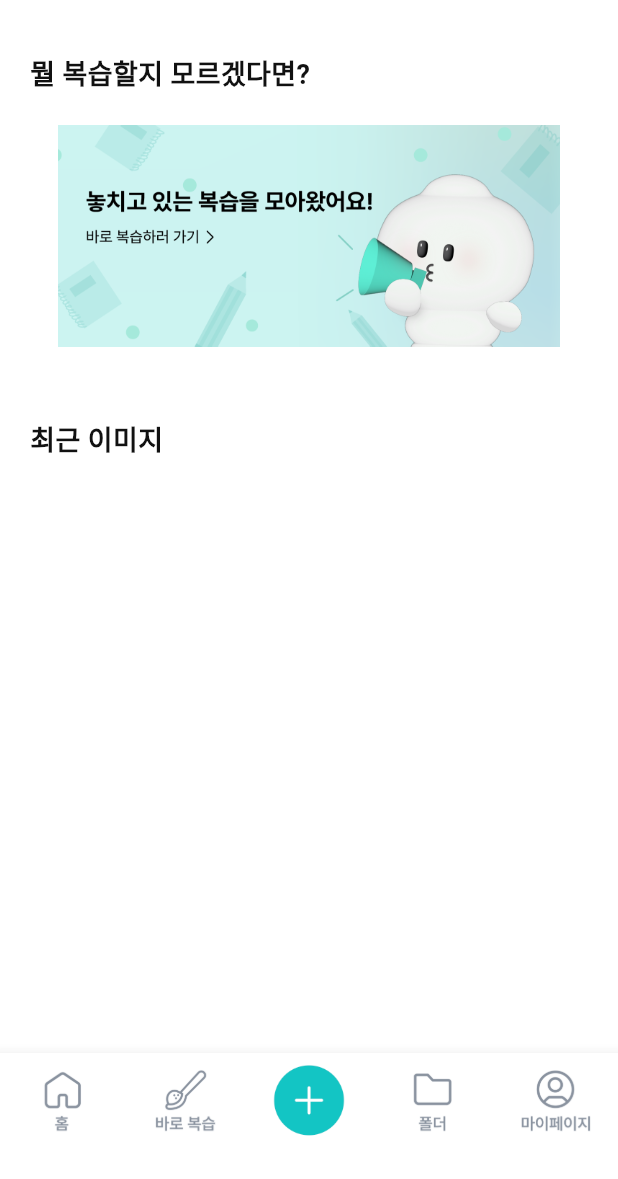
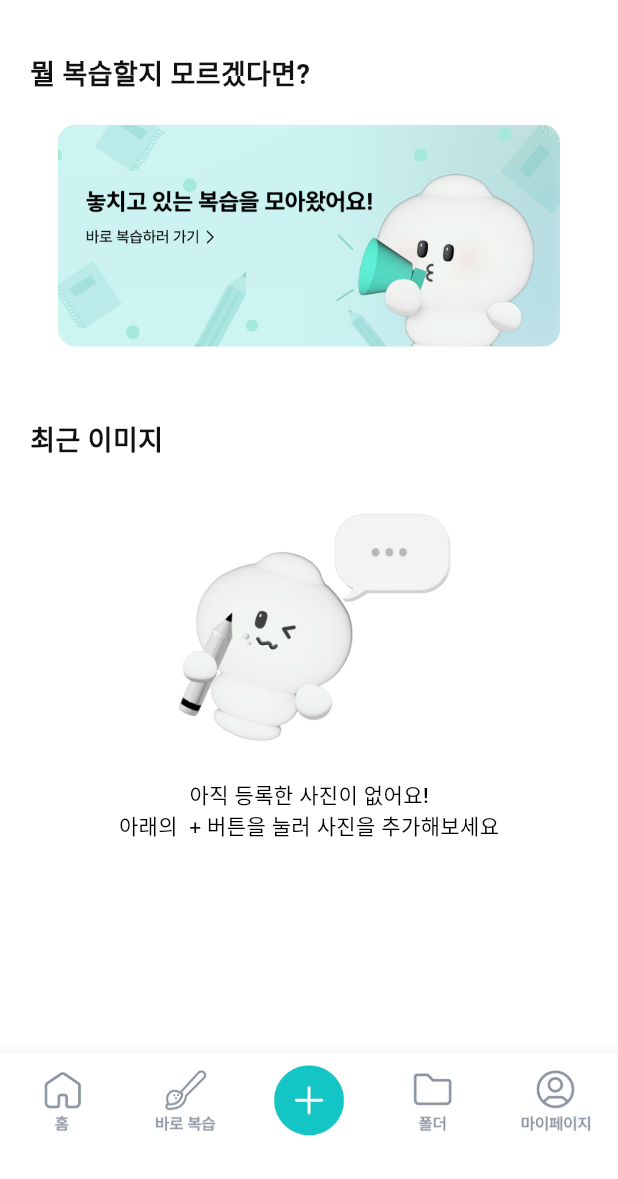
Before and after one commit to GOAT-WAAAM/WAAAM_FE, a Flutter app: the MainPage screen opened directly, on a phone screen of 412 x 824 dp, the part 57-1236 px from its top. Run offline on Flutter 3.47's test engine with Material 3 defaults, Android fonts, the phone set to English and light mode, and no system bars; our stand-ins replace cached_network_image, camera, firebase_core, firebase_messaging, flutter_dotenv, flutter_secure_storage and 5 more; missing offline and left inert: kakao_flutter_sdk_user; accounts and stored records are empty; network calls fail; project files that could hold a hidden picture were left out.

Commit message:
design: QA css implemented

```diff
--- a/lib/components/image_files.dart
+++ b/lib/components/image_files.dart
@@ -1,9 +1,9 @@
 import 'dart:convert';
 import 'package:flutter/material.dart';
 import 'package:http/http.dart' as http;
-import 'package:bocket_test/Notify/notify_page.dart';
 import 'package:provider/provider.dart';
-import 'package:bocket_test/Provider/token_provider.dart';
+import '../Provider/token_provider.dart';
+import '../Notify/notify_page.dart';
 
 class ImageFiles extends StatefulWidget {
   @override
@@ -68,11 +68,31 @@ class _ImageFilesState extends State<ImageFiles> {
     final double screenWidth = MediaQuery.of(context).size.width;
     final double imageWidth = screenWidth / 2 - 25.5;
 
+    if (_isLoading) {
+      return Center(child: CircularProgressIndicator());
+    }
+
+    if (_images.isEmpty) {
+      return Center(
+        child: Column(
+          children: [
+            Image.asset(
+              "assets/image/blackWaaam.png",
+              width: 200,
+              height: 200,
+              fit: BoxFit.cover,
+            ),
+            SizedBox(height: 12,),
+            Text("아직 등록한 사진이 없어요!", style: TextStyle(fontSize: 14, fontWeight: FontWeight.w500, color: Colors.black),),
+            Text("아래의  + 버튼을 눌러 사진을 추가해보세요", style: TextStyle(fontSize: 14, fontWeight: FontWeight.w400, color: Colors.black))
+          ],
+        ),
+      );
+    }
+
     return SizedBox(
       height: 400,
-      child: _isLoading
-          ? Center(child: CircularProgressIndicator())
-          : GridView.builder(
+      child: GridView.builder(
         gridDelegate: SliverGridDelegateWithFixedCrossAxisCount(
           crossAxisCount: 2,
           crossAxisSpacing: 11,
@@ -91,7 +111,7 @@ class _ImageFilesState extends State<ImageFiles> {
             child: Container(
               width: imageWidth,
               child: AspectRatio(
-                aspectRatio: 1, // 비율을 1로 설정하여 원본 비율 유지
+                aspectRatio: 1,
                 child: Image.network(
                   image.imageUrl,
                   fit: BoxFit.cover,
--- a/lib/home_page/mainpage_content.dart
+++ b/lib/home_page/mainpage_content.dart
@@ -22,11 +22,10 @@ class MainPageContent extends StatelessWidget {
             ),
             SizedBox(height: 20),
             Center(
-              child: Container(
-                  width: 335,
-                  height: 148,
-                  decoration: BoxDecoration(borderRadius: BorderRadius.circular(12.0)),
-                  child: Image.asset('assets/image/reminderBanner.png')),
+              child: ClipRRect(
+                borderRadius: BorderRadius.circular(12),
+                child: Image.asset("assets/image/reminderBanner.png", width: 335, height: 148,),
+                 ),
             ),
             // RandomImageBox(),
             SizedBox(height: 49),
@@ -39,7 +38,6 @@ class MainPageContent extends StatelessWidget {
                 color: Color(0xFF111111),
               ),
             ),
-            SizedBox(height: 22),
             ImageFiles(),
           ],
         ),
--- a/lib/main.dart
+++ b/lib/main.dart
@@ -1,5 +1,6 @@
 import 'package:bocket_test/CurationPage/RandomCuration.dart';
 import 'package:bocket_test/CurationPage/Review.dart';
+import 'package:bocket_test/Models/Curation.dart';
 import 'package:bocket_test/Notify/notify_page.dart';
 import 'package:bocket_test/Notify/notify_permission.dart';
 import 'package:bocket_test/Provider/token_provider.dart';
@@ -43,7 +44,7 @@ class MyApp extends StatelessWidget {
       debugShowCheckedModeBanner: false,
       title: 'Waaam',
       theme: ThemeData(scaffoldBackgroundColor: Colors.white),
-      home: RandomCuration(),
+      home: MainPage(),
 
     );
   }
```
Also changed, not shown: lib/CurationPage/RandomCuration.dart (+0 -14 lines), lib/CurationPage/Review.dart (+9 -1 lines), lib/components/EditDelete_popup.dart (added, +52 -0 lines), assets/image/trash.png (added).
